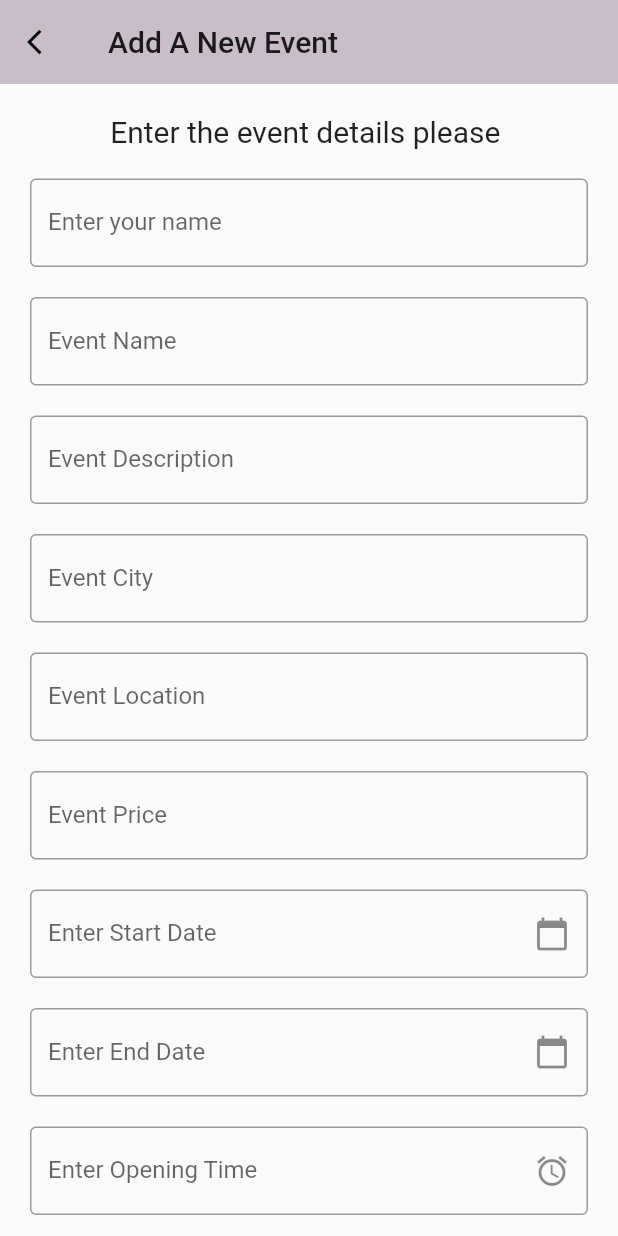
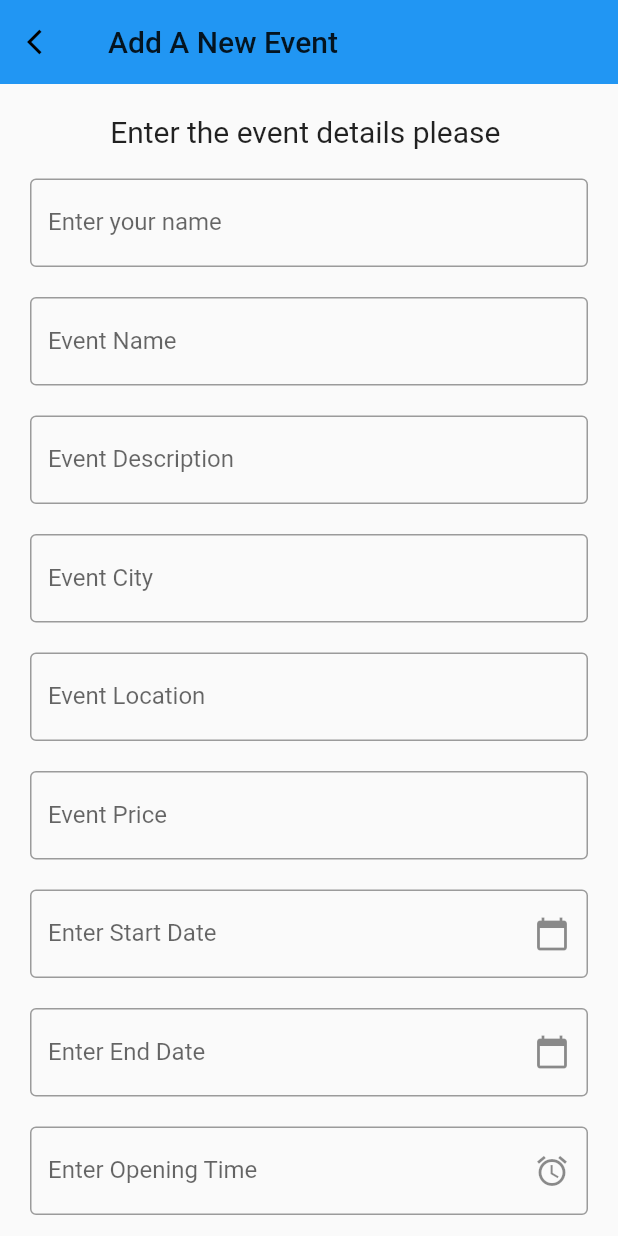
Before and after one commit to nathaliesameh26/DiscoverEgypt, a Flutter app: the eventFormPlanner screen opened by its route, on a phone screen of 412 x 824 dp. Run offline on Flutter 3.47's test engine with Material 2 defaults, Android fonts, the phone set to English and light mode, and no system bars; our stand-ins replace cloud_firestore, file_picker, firebase_analytics, firebase_auth, firebase_core, firebase_storage and 6 more; accounts and stored records are empty.

Commit message:
update event form planner

```diff
--- a/mobileapplication/lib/screens/Event_formPlanner.dart
+++ b/mobileapplication/lib/screens/Event_formPlanner.dart
@@ -33,7 +33,7 @@ class _eventFormPlannerState extends State<eventFormPlanner> {
     return Scaffold(
         key: scaffoldKey,
         appBar: AppBar(
-          backgroundColor: Color.fromARGB(255, 199, 190, 199),
+          backgroundColor: Colors.blue,
           elevation: 0,
           title: Text(
             'Add A New Event',
@@ -292,8 +292,7 @@ class _eventFormPlannerState extends State<eventFormPlanner> {
                               padding: const EdgeInsets.fromLTRB(10, 0, 10, 0),
                               child: ElevatedButton(
                                 style: ElevatedButton.styleFrom(
-                                  backgroundColor:
-                                      Color.fromARGB(255, 199, 190, 199),
+                                  backgroundColor: Colors.blue,
                                 ),
                                 child: const Text('Submit'),
                                 onPressed: () async {
```
